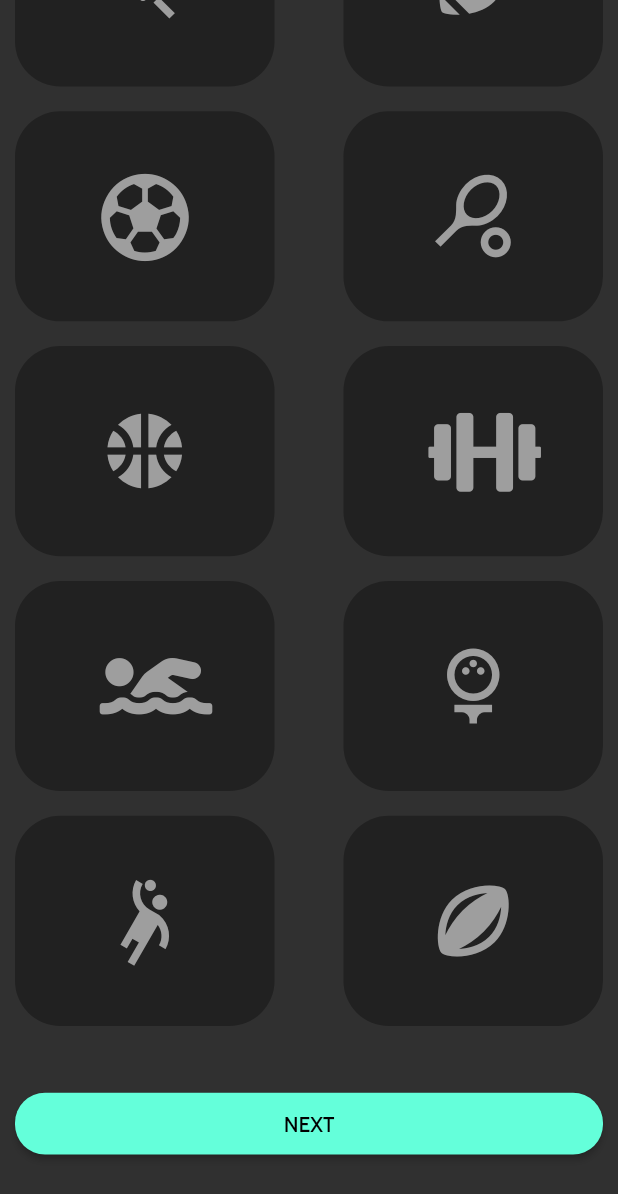
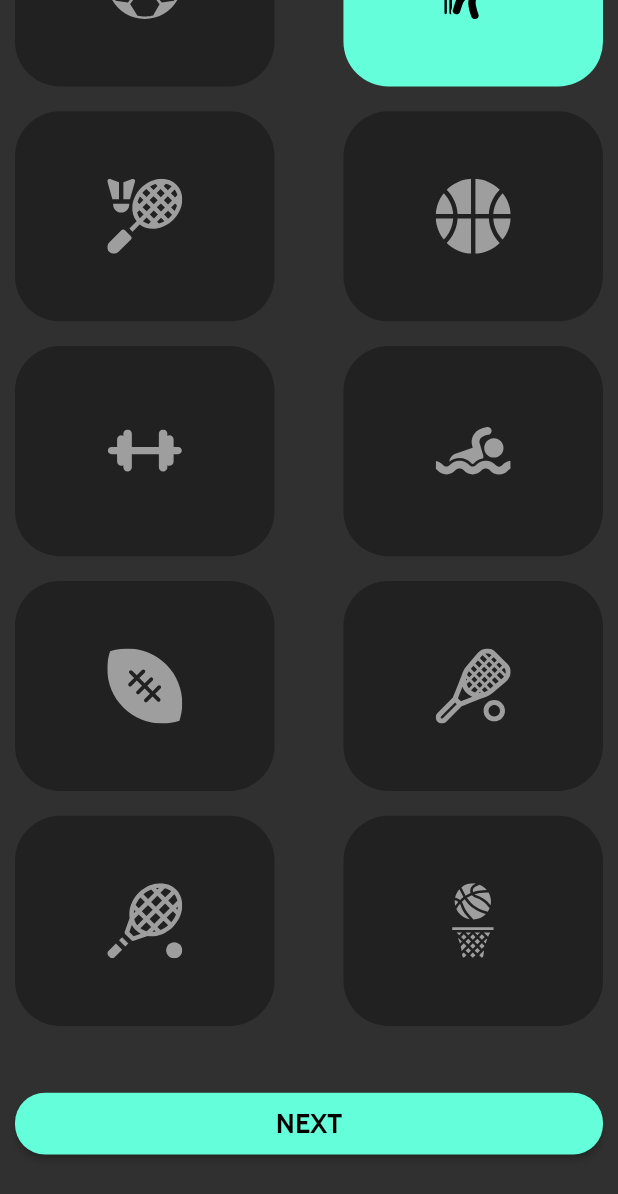
Before and after one commit to Taber1/SportsAppUIKIT, a Flutter app: the SelectSportScreen screen opened directly, scrolled down 320 dp, on a phone screen of 412 x 824 dp. Shown: the top 1194 px of the screen. Run offline on Flutter 3.47's test engine with Material 2 defaults, Android fonts, the phone set to English and light mode, and no system bars; our stand-ins replace flutter_svg, font_awesome_flutter.

Commit message:
select_sport

```diff
--- a/lib/select_sport.dart
+++ b/lib/select_sport.dart
@@ -160,9 +160,13 @@ class _SelectSportScreenState extends State<SelectSportScreen> {
               Row(
                 mainAxisAlignment: MainAxisAlignment.spaceBetween,
                 children: [
-                  EachCard(icon: Icons.sports_cricket),
                   EachCard(
-                    icon: Icons.sports_football,
+                    icon: 'assets/icon/football.svg',
+                    icolor: Colors.grey,
+                  ),
+                  EachCard(
+                    icon: 'assets/icon/cricket.svg',
+                    icolor: Colors.black,
                   )
                 ],
               ),
@@ -173,10 +177,12 @@ class _SelectSportScreenState extends State<SelectSportScreen> {
                 mainAxisAlignment: MainAxisAlignment.spaceBetween,
                 children: [
                   EachCard(
-                    icon: FontAwesomeIcons.futbol,
+                    icon: 'assets/icon/badminton.svg',
+                    icolor: Colors.grey,
                   ),
                   EachCard(
-                    icon: Icons.sports_tennis,
+                    icon: 'assets/icon/basketball.svg',
+                    icolor: Colors.grey,
                   )
                 ],
               ),
@@ -187,10 +193,12 @@ class _SelectSportScreenState extends State<SelectSportScreen> {
                 mainAxisAlignment: MainAxisAlignment.spaceBetween,
                 children: [
                   EachCard(
-                    icon: Icons.sports_basketball,
+                    icon: 'assets/icon/gym.svg',
+                    icolor: Colors.grey,
                   ),
                   EachCard(
-                    icon: FontAwesomeIcons.dumbbell,
+                    icon: 'assets/icon/swimming.svg',
+                    icolor: Colors.grey,
                   )
                 ],
               ),
@@ -201,10 +209,12 @@ class _SelectSportScreenState extends State<SelectSportScreen> {
                 mainAxisAlignment: MainAxisAlignment.spaceBetween,
                 children: [
                   EachCard(
-                    icon: FontAwesomeIcons.swimmer,
+                    icon: 'assets/icon/rugby.svg',
+                    icolor: Colors.grey,
                   ),
                   EachCard(
-                    icon: Icons.sports_golf,
+                    icon: 'assets/icon/squash.svg',
+                    icolor: Colors.grey,
                   )
                 ],
               ),
@@ -215,10 +225,12 @@ class _SelectSportScreenState extends State<SelectSportScreen> {
                 mainAxisAlignment: MainAxisAlignment.spaceBetween,
                 children: [
                   EachCard(
-                    icon: Icons.sports_handball,
+                    icon: 'assets/icon/tennis.svg',
+                    icolor: Colors.grey,
                   ),
                   EachCard(
-                    icon: Icons.sports_rugby,
+                    icon: 'assets/icon/netball.svg',
+                    icolor: Colors.grey,
                   )
                 ],
               ),
@@ -237,7 +249,10 @@ class _SelectSportScreenState extends State<SelectSportScreen> {
                       borderRadius: BorderRadius.circular(20)),
                   child: Text(
                     "NEXT",
-                    style: TextStyle(color: Colors.black),
+                    style: TextStyle(
+                        color: Colors.black,
+                        fontWeight: FontWeight.bold,
+                        fontSize: 18),
                   ),
                 ),
               ),
@@ -253,8 +268,9 @@ class _SelectSportScreenState extends State<SelectSportScreen> {
 }
 
 class EachCard extends StatefulWidget {
-  final IconData icon;
-  EachCard({this.icon});
+  final Color icolor;
+  final String icon;
+  EachCard({this.icon, this.icolor});
   @override
   _EachCardState createState() => _EachCardState();
 }
@@ -264,16 +280,17 @@ class _EachCardState extends State<EachCard> {
   Widget build(BuildContext context) {
     return Container(
       decoration: BoxDecoration(
-          color: Colors.grey[900], borderRadius: BorderRadius.circular(30)),
+          color: widget.icolor == Colors.black
+              ? Colors.tealAccent
+              : Colors.grey[900],
+          borderRadius: BorderRadius.circular(30)),
       height: MediaQuery.of(context).size.height * 0.17,
       width: MediaQuery.of(context).size.width * 0.42,
       child: Center(
-        child: Icon(
-          widget.icon,
-          color: Colors.grey,
-          size: 60,
-        ),
-      ),
+          child: Container(
+              height: 50,
+              width: 50,
+              child: SvgPicture.asset(widget.icon, color: widget.icolor))),
     );
   }
 }
```
